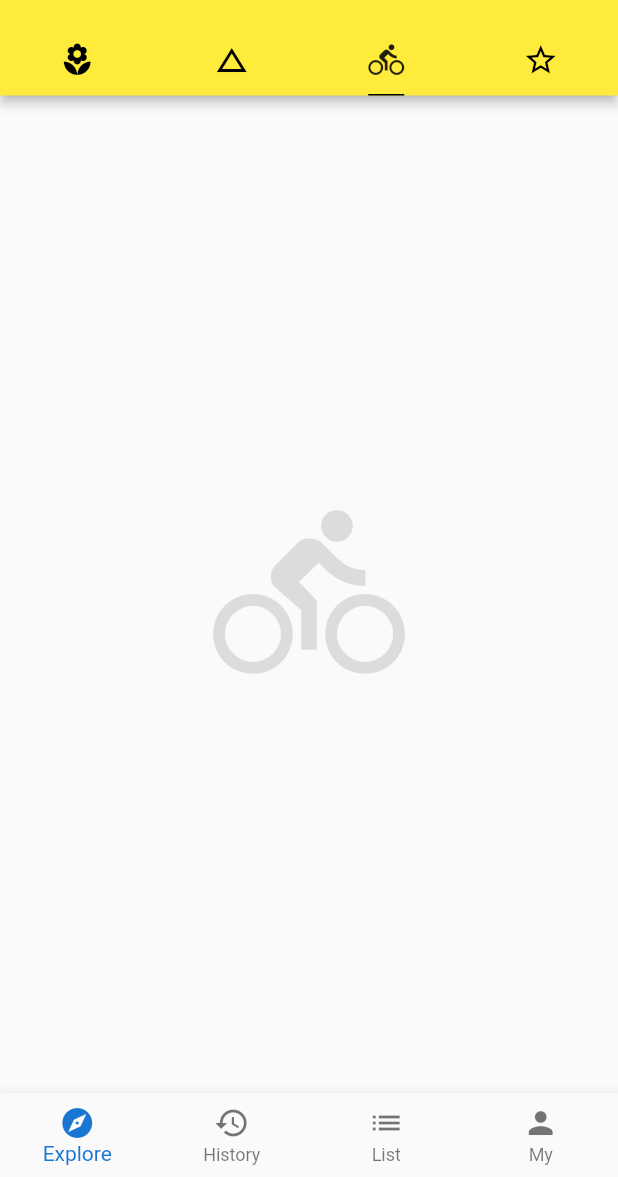
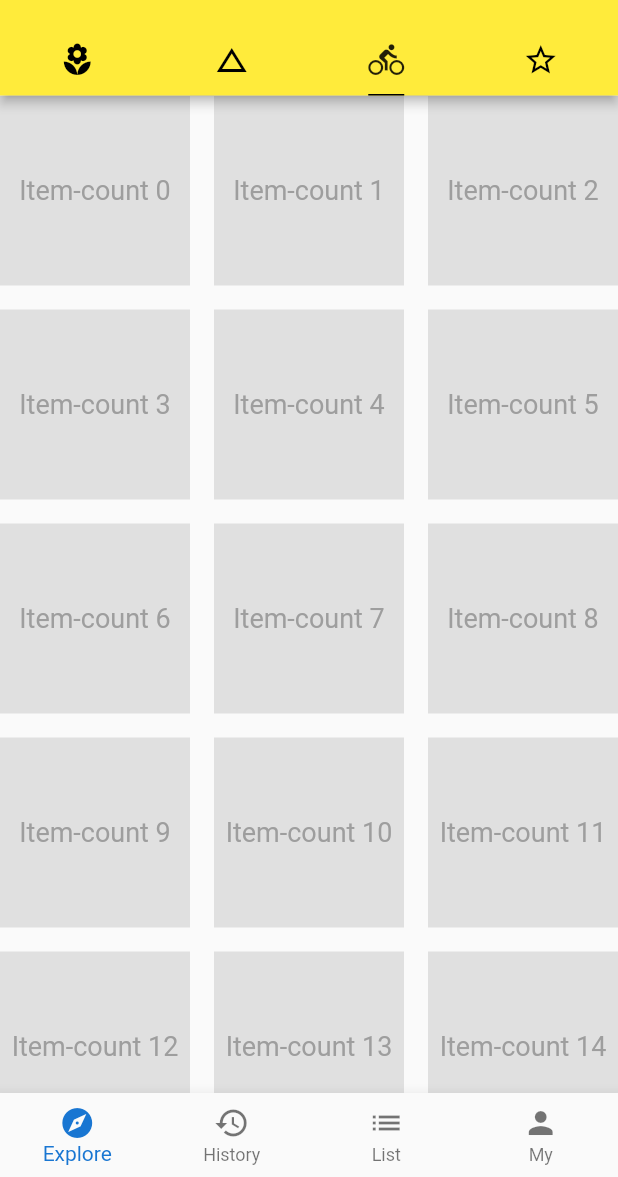
Before and after one commit to owlcity/flutter_basics, a Flutter app: the screen it shows after launch, tab 3 chosen, on a phone screen of 412 x 824 dp, the part 59-1236 px from its top. Run offline on Flutter 3.47's test engine with Material 2 defaults, Android fonts, the phone set to English and light mode, and no system bars; network calls fail.

Commit message:
grid_view

```diff
--- /dev/null
+++ b/lib/demo/grid_view_demo.dart
@@ -0,0 +1,93 @@
+import 'package:flutter/material.dart';
+import '../model/post.dart';
+
+class GridViewDemo extends StatelessWidget {
+  const GridViewDemo({Key key}) : super(key: key);
+
+  @override
+  Widget build(BuildContext context) {
+    return Container(
+      child: GridViewCountDemo()
+      // child: GridViewExtentDemo(),
+      // child: GridViewBuilderDemo(),
+
+    );
+  }
+}
+
+class GridViewBuilderDemo extends StatelessWidget {
+  const GridViewBuilderDemo({Key key}) : super(key: key);
+  Widget _gridItemBuilder(BuildContext context, int index) {
+    return Container(
+      child: Image.network(posts[index].imageUrl, fit: BoxFit.cover),
+    );
+  }
+
+  @override
+  Widget build(BuildContext context) {
+    return GridView.builder(
+      padding: EdgeInsets.all(8.0),
+      itemCount: posts.length,
+      itemBuilder: _gridItemBuilder,
+      gridDelegate: SliverGridDelegateWithMaxCrossAxisExtent(
+        // crossAxisCount: 3,
+        maxCrossAxisExtent: 150.0,
+        crossAxisSpacing: 8.0,
+        mainAxisSpacing: 8.0,
+      ),
+    );
+  }
+}
+
+// GridView.extent
+class GridViewExtentDemo extends StatelessWidget {
+  const GridViewExtentDemo({Key key}) : super(key: key);
+
+  List<Widget> _buildTiles(int length) {
+    return List.generate(length, (int index) {
+      return Container(
+        color: Colors.grey[300],
+        alignment: Alignment(0.0, 0.0),
+        child: Text('Item $index',
+            style: TextStyle(fontSize: 18.0, color: Colors.grey)),
+      );
+    });
+  }
+
+  @override
+  Widget build(BuildContext context) {
+    return GridView.extent(
+      maxCrossAxisExtent: 150.0,
+      crossAxisSpacing: 16.0,
+      mainAxisSpacing: 16.0,
+      children: _buildTiles(100),
+    );
+  }
+}
+
+// GirdView.count
+class GridViewCountDemo extends StatelessWidget {
+  const GridViewCountDemo({Key key}) : super(key: key);
+
+  List<Widget> _buildTiles(int length) {
+    return List.generate(length, (int index) {
+      return Container(
+        color: Colors.grey[300],
+        alignment: Alignment(0.0, 0.0),
+        child: Text('Item-count $index',
+            style: TextStyle(fontSize: 18.0, color: Colors.grey)),
+      );
+    });
+  }
+
+  @override
+  Widget build(BuildContext context) {
+    return GridView.count(
+      crossAxisCount: 3,
+      crossAxisSpacing: 16.0,
+      mainAxisSpacing: 16.0,
+      scrollDirection: Axis.vertical,
+      children: _buildTiles(100),
+    );
+  }
+}
--- a/lib/main.dart
+++ b/lib/main.dart
@@ -3,6 +3,7 @@ import 'package:learn_material/demo/basic_demo.dart';
 import 'package:learn_material/demo/bottom_navigationbar_demo.dart';
 import 'package:learn_material/demo/container_box_decoration.dart';
 import 'package:learn_material/demo/draw_demo.dart';
+import 'package:learn_material/demo/grid_view_demo.dart';
 import 'package:learn_material/demo/listView_demo.dart';
 import 'package:learn_material/demo/view_demo.dart';
 
@@ -68,7 +69,8 @@ class Home extends StatelessWidget {
               // Icon(Icons.local_florist, size: 128.0, color: Colors.black12),
               ContainerBoxDemo(),
               BasicDemo(),
-              Icon(Icons.directions_bike, size: 128.0, color: Colors.black12),
+              // Icon(Icons.directions_bike, size: 128.0, color: Colors.black12),
+              GridViewDemo(),
               ViewDemo()
             ],
           ),
```
